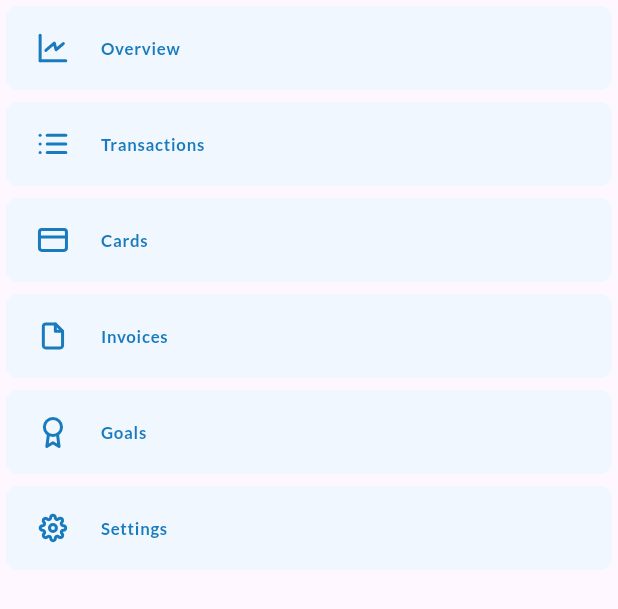
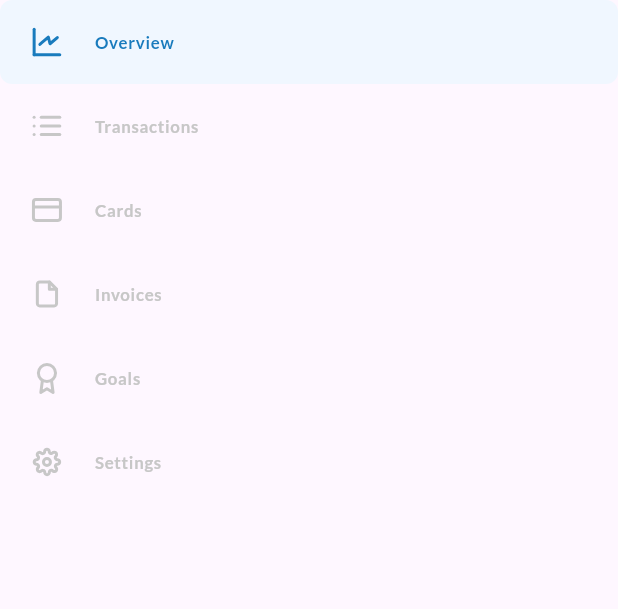
Before and after one commit to amirrrra/Financial-Dashboard, a Flutter app: the DrawerBodyWidget widget shown alone on an empty page, opened directly, on a phone screen of 412 x 824 dp. Shown: the top 609 px of the screen. Run offline on Flutter 3.47's test engine with Material 3 defaults, Android fonts, the phone set to English and light mode, and no system bars; our stand-ins replace flutter_svg.

Commit message:
trigger dawer activation

```diff
--- a/lib/utils/app_styles.dart
+++ b/lib/utils/app_styles.dart
@@ -61,6 +61,7 @@ abstract class AppStyles {
       fontSize: getResponsiveFontSize(context, 14),
       fontWeight: FontWeight.bold,
       fontFamily: Constants.lato,
+      color: AppColors.greyC7,
     );
   }
 
--- a/lib/widgets/drawer_body_widget.dart
+++ b/lib/widgets/drawer_body_widget.dart
@@ -1,12 +1,19 @@
 import 'package:financial_dashboard/models/drawer_model.dart';
 import 'package:financial_dashboard/utils/app_images.dart';
-import 'package:financial_dashboard/widgets/drawer_item_active_widget.dart';
+import 'package:financial_dashboard/widgets/drawer_item_widget.dart';
 import 'package:flutter/material.dart';
 
-class DrawerBodyWidget extends StatelessWidget {
+class DrawerBodyWidget extends StatefulWidget {
   const DrawerBodyWidget({super.key});
 
-  static List<DrawerModel> get drawerItems => [
+  @override
+  State<DrawerBodyWidget> createState() => _DrawerBodyWidgetState();
+}
+
+class _DrawerBodyWidgetState extends State<DrawerBodyWidget> {
+  int selectedIndex = 0;
+
+  List<DrawerModel> drawerItems = [
     DrawerModel(title: 'Overview', icon: AppImages.overview),
     DrawerModel(title: 'Transactions', icon: AppImages.transactions),
     DrawerModel(title: 'Cards', icon: AppImages.cards),
@@ -20,8 +27,16 @@ class DrawerBodyWidget extends StatelessWidget {
       children: List.generate(
         6,
         (index) {
-          return DrawerItemActiveWidget(
+          return GestureDetector(
+            onTap: () {
+              setState(() {
+                selectedIndex = index;
+              });
+            },
+            child: DrawerItemWidget(
               drawerModel: drawerItems[index],
+              isSelected: selectedIndex == index,
+            ),
           );
         },
       ),
--- a/lib/widgets/drawer_item_active_widget.dart
+++ b/lib/widgets/drawer_item_active_widget.dart
@@ -10,10 +10,9 @@ class DrawerItemActiveWidget extends StatelessWidget {
 
   @override
   Widget build(BuildContext context) {
-    return Card(
-      elevation: 0,
-      color: AppColors.iceF,
-      shape: const RoundedRectangleBorder(
+    return Container(
+      decoration: const BoxDecoration(
+        color: AppColors.iceF,
         borderRadius: BorderRadius.all(
           Radius.circular(8),
         ),
--- a/lib/widgets/drawer_item_inactive_widget.dart
+++ b/lib/widgets/drawer_item_inactive_widget.dart
@@ -1,5 +1,4 @@
 import 'package:financial_dashboard/models/drawer_model.dart';
-import 'package:financial_dashboard/utils/app_colors.dart';
 import 'package:financial_dashboard/utils/app_styles.dart';
 import 'package:flutter/material.dart';
 import 'package:flutter_svg/flutter_svg.dart';
@@ -11,15 +10,12 @@ class DrawerItemInactiveWidget extends StatelessWidget {
   @override
   Widget build(BuildContext context) {
     return ListTile(
-
       leading: SvgPicture.asset(
         drawerModel.icon,
       ),
       title: Text(
         drawerModel.title,
-        style: AppStyles.latoBold14(context).copyWith(
-          color: AppColors.greyC7,
-        ),
+        style: AppStyles.latoBold14(context),
       ),
     );
   }
--- /dev/null
+++ b/lib/widgets/drawer_item_widget.dart
@@ -0,0 +1,21 @@
+import 'package:financial_dashboard/models/drawer_model.dart';
+import 'package:financial_dashboard/widgets/drawer_item_active_widget.dart';
+import 'package:financial_dashboard/widgets/drawer_item_inactive_widget.dart';
+import 'package:flutter/material.dart';
+
+class DrawerItemWidget extends StatelessWidget {
+  final DrawerModel drawerModel;
+  final bool isSelected;
+  const DrawerItemWidget({
+    super.key,
+    required this.drawerModel,
+    required this.isSelected,
+  });
+
+  @override
+  Widget build(BuildContext context) {
+    return isSelected
+        ? DrawerItemActiveWidget(drawerModel: drawerModel)
+        : DrawerItemInactiveWidget(drawerModel: drawerModel);
+  }
+}
```
Lines whose indentation alone changed are shown as unchanged.
